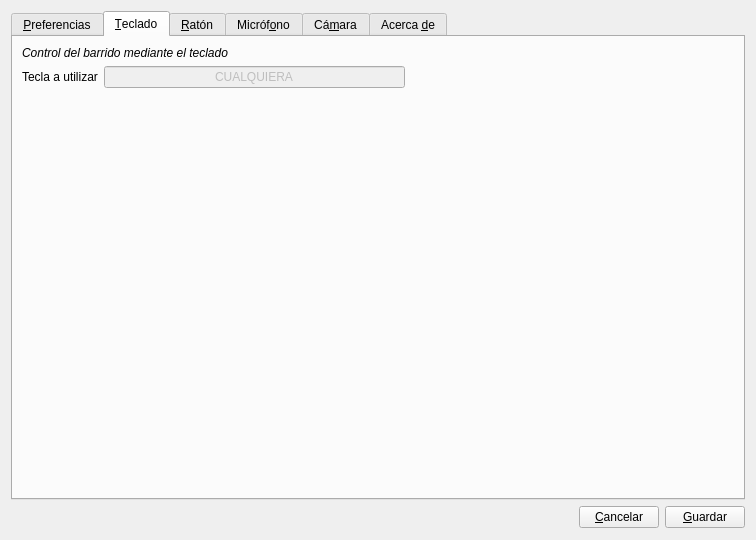
This is src/confWidget.ui in rfernandezfranco/nadir as Qt 5 draws it before an edit. The edited form follows.
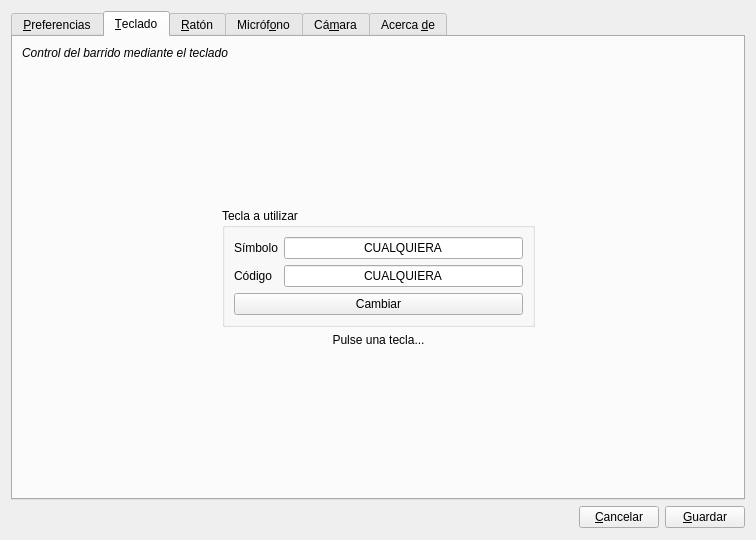
This is the edited form. The open tabs and pages were chosen to show the change. Icons and pictures are not drawn.

```diff
--- a/src/confWidget.ui
+++ b/src/confWidget.ui
@@ -402,8 +402,8 @@
       <attribute name="title">
        <string>&amp;Teclado</string>
       </attribute>
-      <layout class="QGridLayout" name="gridLayout_4">
-       <item row="0" column="0" colspan="2">
+      <layout class="QGridLayout" name="gridLayout_16">
+       <item row="0" column="0" colspan="3">
         <widget class="QLabel" name="label_6">
          <property name="font">
           <font>
@@ -415,55 +415,154 @@
          </property>
         </widget>
        </item>
-       <item row="1" column="0">
-        <widget class="QLabel" name="label_20">
-         <property name="enabled">
-          <bool>true</bool>
+       <item row="2" column="0">
+        <spacer name="horizontalSpacer_4">
+         <property name="orientation">
+          <enum>Qt::Horizontal</enum>
          </property>
-         <property name="text">
-          <string>Tecla a utilizar</string>
+         <property name="sizeType">
+          <enum>QSizePolicy::MinimumExpanding</enum>
          </property>
-        </widget>
+         <property name="sizeHint" stdset="0">
+          <size>
+           <width>40</width>
+           <height>20</height>
+          </size>
+         </property>
+        </spacer>
        </item>
        <item row="1" column="1">
-        <widget class="QLineEdit" name="lineEdit">
-         <property name="enabled">
-          <bool>false</bool>
+        <spacer name="verticalSpacer_7">
+         <property name="orientation">
+          <enum>Qt::Vertical</enum>
          </property>
+         <property name="sizeHint" stdset="0">
+          <size>
+           <width>20</width>
+           <height>40</height>
+          </size>
+         </property>
+        </spacer>
+       </item>
+       <item row="2" column="2">
+        <spacer name="horizontalSpacer_5">
+         <property name="orientation">
+          <enum>Qt::Horizontal</enum>
+         </property>
+         <property name="sizeType">
+          <enum>QSizePolicy::MinimumExpanding</enum>
+         </property>
+         <property name="sizeHint" stdset="0">
+          <size>
+           <width>40</width>
+           <height>20</height>
+          </size>
+         </property>
+        </spacer>
+       </item>
+       <item row="4" column="1">
+        <spacer name="verticalSpacer">
+         <property name="orientation">
+          <enum>Qt::Vertical</enum>
+         </property>
+         <property name="sizeHint" stdset="0">
+          <size>
+           <width>20</width>
+           <height>40</height>
+          </size>
+         </property>
+        </spacer>
+       </item>
+       <item row="2" column="1">
+        <widget class="QGroupBox" name="keyGroupBox">
+         <property name="title">
+          <string>Tecla a utilizar</string>
+         </property>
+         <layout class="QGridLayout" name="gridLayout_4">
+          <item row="0" column="0">
+           <widget class="QLabel" name="keySymLabel">
+            <property name="enabled">
+             <bool>true</bool>
+            </property>
+            <property name="text">
+             <string>Símbolo</string>
+            </property>
+           </widget>
+          </item>
+          <item row="0" column="1">
+           <widget class="QLineEdit" name="keySymField">
+            <property name="enabled">
+             <bool>true</bool>
+            </property>
+            <property name="minimumSize">
+             <size>
+              <width>239</width>
+              <height>0</height>
+             </size>
+            </property>
+            <property name="focusPolicy">
+             <enum>Qt::NoFocus</enum>
+            </property>
+            <property name="text">
+             <string>CUALQUIERA</string>
+            </property>
+            <property name="alignment">
+             <set>Qt::AlignCenter</set>
+            </property>
+            <property name="readOnly">
+             <bool>true</bool>
+            </property>
+           </widget>
+          </item>
+          <item row="1" column="0">
+           <widget class="QLabel" name="keyCodeLabel">
+            <property name="enabled">
+             <bool>true</bool>
+            </property>
+            <property name="text">
+             <string>Código</string>
+            </property>
+           </widget>
+          </item>
+          <item row="1" column="1">
+           <widget class="QLineEdit" name="keyCodeField">
+            <property name="enabled">
+             <bool>true</bool>
+            </property>
+            <property name="focusPolicy">
+             <enum>Qt::NoFocus</enum>
+            </property>
+            <property name="text">
+             <string>CUALQUIERA</string>
+            </property>
+            <property name="alignment">
+             <set>Qt::AlignCenter</set>
+            </property>
+            <property name="readOnly">
+             <bool>true</bool>
+            </property>
+           </widget>
+          </item>
+          <item row="2" column="0" colspan="2">
+           <widget class="QPushButton" name="changeKeyButton">
+            <property name="text">
+             <string>Cambiar</string>
+            </property>
+           </widget>
+          </item>
+         </layout>
+        </widget>
+       </item>
+       <item row="3" column="1">
+        <widget class="QLabel" name="pressKeyLabel">
          <property name="text">
-          <string>CUALQUIERA</string>
+          <string>Pulse una tecla...</string>
          </property>
          <property name="alignment">
           <set>Qt::AlignCenter</set>
          </property>
         </widget>
        </item>
-       <item row="2" column="2">
-        <spacer name="horizontalSpacer_4">
-         <property name="orientation">
-          <enum>Qt::Horizontal</enum>
-         </property>
-         <property name="sizeHint" stdset="0">
-          <size>
-           <width>329</width>
-           <height>20</height>
-          </size>
-         </property>
-        </spacer>
-       </item>
-       <item row="3" column="1">
-        <spacer name="verticalSpacer">
-         <property name="orientation">
-          <enum>Qt::Vertical</enum>
-         </property>
-         <property name="sizeHint" stdset="0">
-          <size>
-           <width>20</width>
-           <height>339</height>
-          </size>
-         </property>
-        </spacer>
-       </item>
       </layout>
      </widget>
      <widget class="QWidget" name="mouseTab">
```
Left out of the diff: 68 changed lines with no effect on the pictures.
